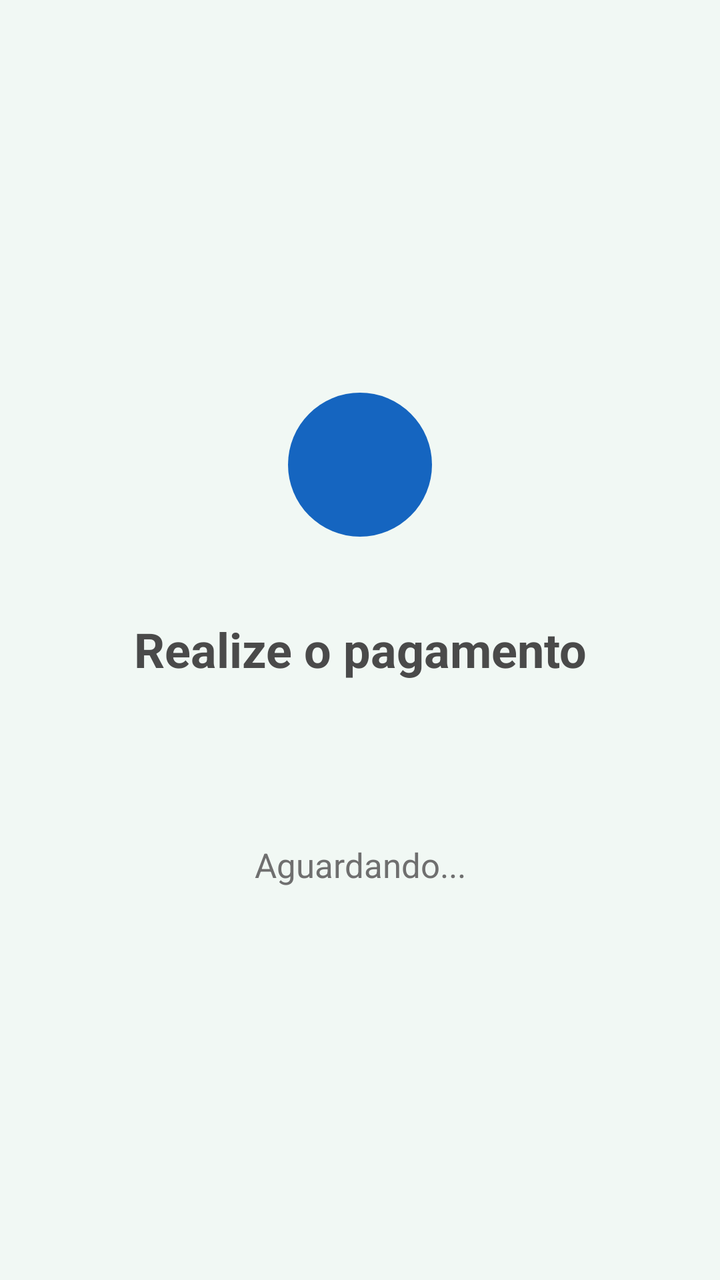
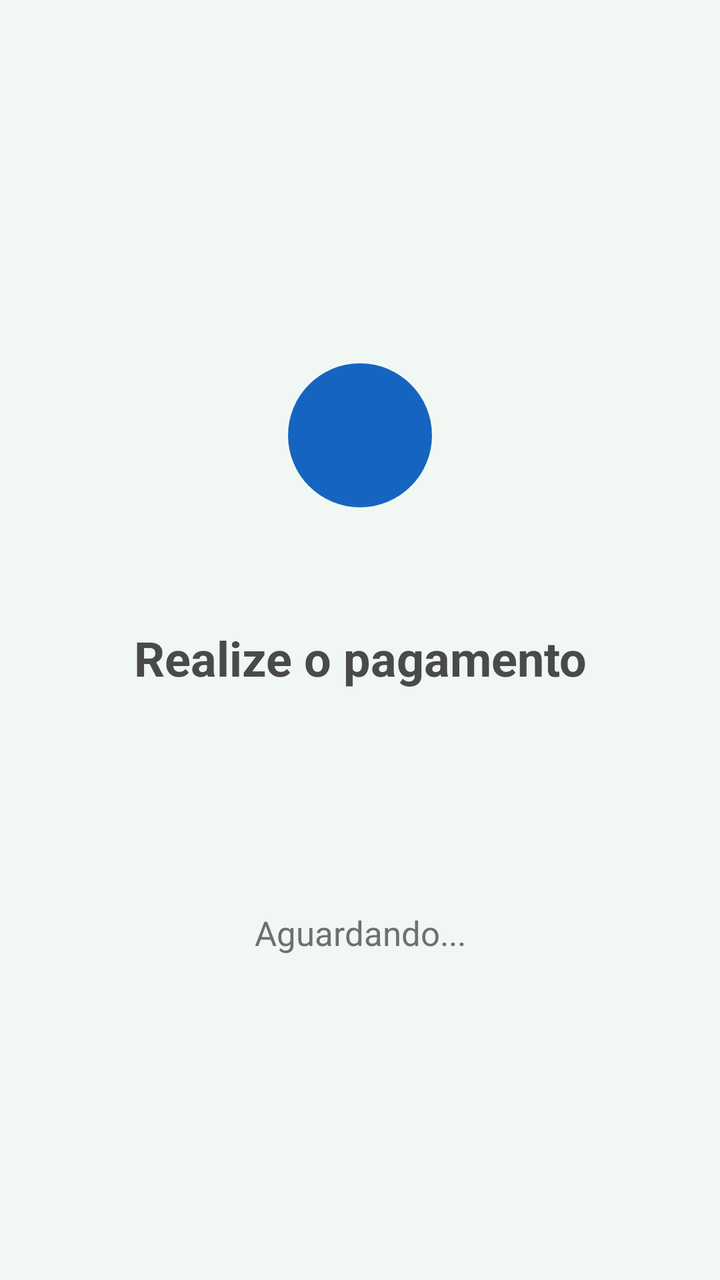

Two renders of the same Android screen: before a commit and after it. Below are the layout's source before the change and the commit's diff.
<!-- AndroidManifest.xml: application theme Theme.DemoPPS -->
<!-- res/layout/activity_pagamento.xml -->
<?xml version="1.0" encoding="utf-8"?>
<androidx.constraintlayout.widget.ConstraintLayout
    xmlns:android="http://schemas.android.com/apk/res/android"
    xmlns:app="http://schemas.android.com/apk/res-auto"
    android:layout_width="match_parent"
    android:layout_height="match_parent"
    android:background="@color/verde_fundo_suave"
    android:padding="32dp">

    <LinearLayout
        android:layout_width="0dp"
        android:layout_height="wrap_content"
        android:gravity="center"
        android:orientation="vertical"
        app:layout_constraintTop_toTopOf="parent"
        app:layout_constraintBottom_toBottomOf="parent"
        app:layout_constraintStart_toStartOf="parent"
        app:layout_constraintEnd_toEndOf="parent">

        <View
            android:id="@+id/bolinhaPagamento"
            android:layout_width="72dp"
            android:layout_height="72dp"
            android:background="@drawable/bg_bolinha_pagamento" />

        <TextView
            android:id="@+id/txtTitulo"
            android:layout_width="match_parent"
            android:layout_height="wrap_content"
            android:layout_marginTop="40dp"
            android:gravity="center"
            android:text="Realize o pagamento"
            android:textColor="@color/cinza_titulo"
            android:textSize="24sp"
            android:textStyle="bold" />

        <TextView
            android:id="@+id/txtValor"
            android:layout_width="match_parent"
            android:layout_height="wrap_content"
            android:layout_marginTop="12dp"
            android:gravity="center"
            android:textColor="@color/azul_topbar"
            android:textSize="30sp"
            android:textStyle="bold" />

        <TextView
            android:id="@+id/txtMensagem"
            android:layout_width="match_parent"
            android:layout_height="wrap_content"
            android:layout_marginTop="28dp"
            android:gravity="center"
            android:text="Aguardando..."
            android:textColor="@color/cinza_texto"
            android:textSize="17sp" />

    </LinearLayout>

</androidx.constraintlayout.widget.ConstraintLayout>
<!-- resources referenced by this layout -->
<resources>
  <color name="azul_topbar">#1565C0</color>
  <color name="cinza_texto">#6F6F6F</color>
  <color name="cinza_titulo">#4A4A4A</color>
  <color name="verde_fundo_suave">#F1F8F4</color>
  <!-- drawable bg_bolinha_pagamento (drawable) -->
  <?xml version="1.0" encoding="utf-8"?>
  <shape xmlns:android="http://schemas.android.com/apk/res/android"
      android:shape="oval">
  
      <solid android:color="@color/azul_topbar" />
  
  </shape>
  <style name="Theme.DemoPPS" parent="Theme.MaterialComponents.DayNight.DarkActionBar">
          <item name="colorPrimary">@color/azul_topbar</item>
          <item name="colorPrimaryVariant">@color/azul_topbar_escuro</item>
          <item name="colorOnPrimary">@color/branco</item>
          <item name="android:statusBarColor">@color/azul_topbar_escuro</item>
      </style>
  <color name="azul_topbar_escuro">#0D47A1</color>
  <color name="branco">#FFFFFF</color>
</resources>

<!-- the commit's change to res/layout/activity_pagamento.xml (unified diff, before → after) -->
@@ -17,11 +17,20 @@
         app:layout_constraintStart_toStartOf="parent"
         app:layout_constraintEnd_toEndOf="parent">
 
-        <View
-            android:id="@+id/bolinhaPagamento"
-            android:layout_width="72dp"
-            android:layout_height="72dp"
-            android:background="@drawable/bg_bolinha_pagamento" />
+        <FrameLayout
+            android:layout_width="110dp"
+            android:layout_height="110dp"
+            android:clipChildren="false"
+            android:clipToPadding="false">
+
+            <View
+                android:id="@+id/bolinhaPagamento"
+                android:layout_width="72dp"
+                android:layout_height="72dp"
+                android:layout_gravity="center"
+                android:background="@drawable/bg_bolinha_pagamento" />
+
+        </FrameLayout>
 
         <TextView
             android:id="@+id/txtTitulo"
@@ -45,6 +54,15 @@
             android:textStyle="bold" />
 
         <TextView
+            android:id="@+id/txtParcelamento"
+            android:layout_width="match_parent"
+            android:layout_height="wrap_content"
+            android:layout_marginTop="8dp"
+            android:gravity="center"
+            android:textColor="@color/cinza_texto"
+            android:textSize="16sp" />
+
+        <TextView
             android:id="@+id/txtMensagem"
             android:layout_width="match_parent"
             android:layout_height="wrap_content"
